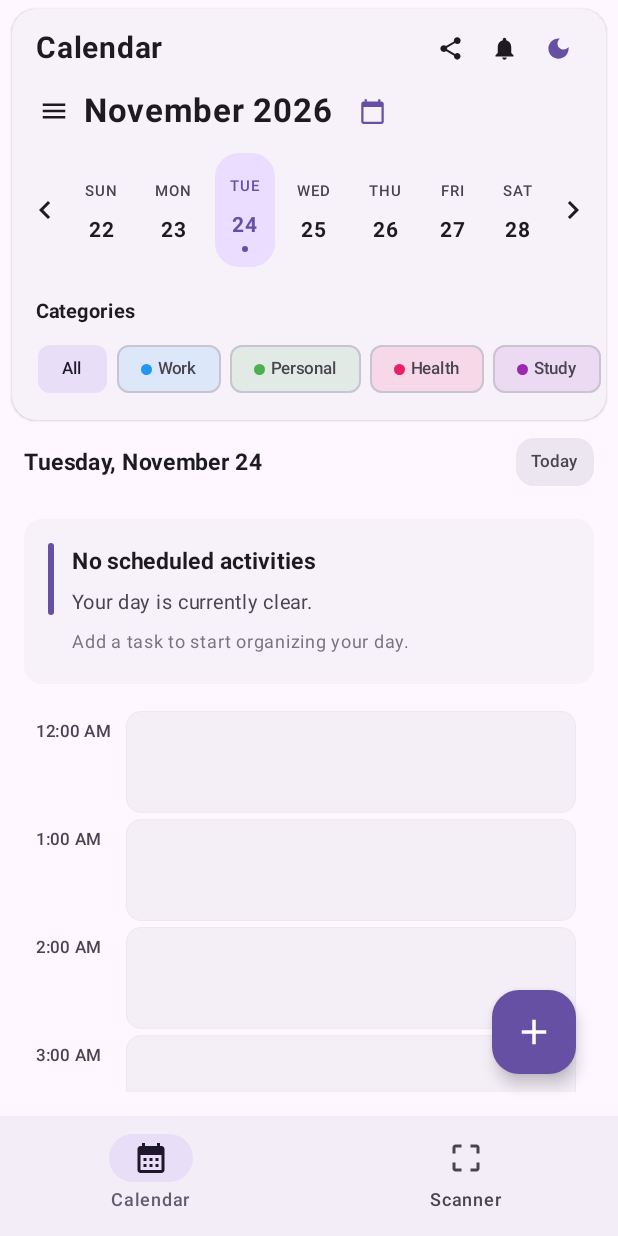
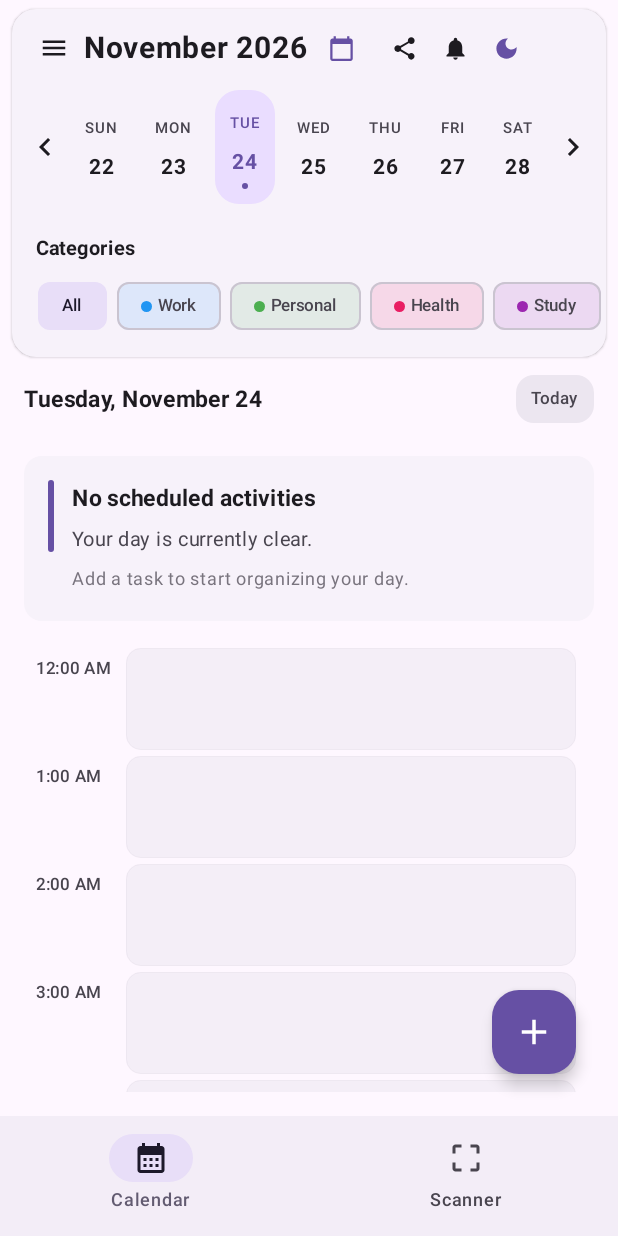
Before and after one commit to SICK-dawg-2003/Time-Scheduler-Test-Version, an Android app built with Jetpack Compose: the screen it shows after launch (MainActivity), on a phone screen of 412 x 824 dp. Run offline under Robolectric (Android 15) with nearby library versions, the phone set to English and light mode, and no system bars; libraries missing offline, so code that uses them is left out: com.google.mlkit.vision.

Commit message:
Remove Calendar Title, Move Share, Notification, Light/Dark Mode button besides Month Title Display

```diff
--- a/app/src/main/java/com/example/time_scheduler/ui/calendar/CalendarHeader.kt
+++ b/app/src/main/java/com/example/time_scheduler/ui/calendar/CalendarHeader.kt
@@ -48,6 +48,7 @@ import androidx.compose.ui.draw.clip
 import androidx.compose.ui.graphics.Color
 import androidx.compose.ui.platform.LocalConfiguration
 import androidx.compose.ui.text.font.FontWeight
+import androidx.compose.ui.text.style.TextOverflow
 import androidx.compose.ui.unit.dp
 import androidx.compose.ui.unit.sp
 import com.example.time_scheduler.data.Category
@@ -95,74 +96,21 @@ fun CalendarHeader(
         Column(
             modifier = Modifier.padding(vertical = if (isLandscape) 6.dp else 10.dp)
         ) {
-            // 1. Top Bar: Calendar Title & Action Icons (Portrait Mode Only)
-            Row(
-                modifier = Modifier
-                    .fillMaxWidth()
-                    .padding(
-                        start = 16.dp,
-                        end = if (isLandscape) 36.dp else 16.dp
-                    ),
-                horizontalArrangement = Arrangement.SpaceBetween,
-                verticalAlignment = Alignment.CenterVertically
-            ) {
-                Text(
-                    text = "Calendar",
-                    fontSize = if (isLandscape) 18.sp else 20.sp,
-                    fontWeight = FontWeight.Bold,
-                    color = MaterialTheme.colorScheme.onSurface
-                )
-
-                // Render Action Icons on Top Right in Portrait Mode ONLY
-                if (!isLandscape) {
-                    Row(
-                        verticalAlignment = Alignment.CenterVertically,
-                        horizontalArrangement = Arrangement.spacedBy(4.dp)
-                    ) {
-                        IconButton(onClick = onShareClick, modifier = Modifier.size(32.dp)) {
-                            Icon(
-                                imageVector = Icons.Default.Share,
-                                contentDescription = "Share Schedule",
-                                tint = MaterialTheme.colorScheme.onSurface,
-                                modifier = Modifier.size(18.dp)
-                            )
-                        }
-                        IconButton(onClick = onNotificationClick, modifier = Modifier.size(32.dp)) {
-                            Icon(
-                                imageVector = Icons.Default.Notifications,
-                                contentDescription = "Notifications",
-                                tint = MaterialTheme.colorScheme.onSurface,
-                                modifier = Modifier.size(18.dp)
-                            )
-                        }
-                        IconButton(onClick = onToggleDarkMode, modifier = Modifier.size(32.dp)) {
-                            Icon(
-                                imageVector = if (isDarkMode) Icons.Default.LightMode else Icons.Default.DarkMode,
-                                contentDescription = "Toggle Dark Mode",
-                                tint = MaterialTheme.colorScheme.primary,
-                                modifier = Modifier.size(18.dp)
-                            )
-                        }
-                    }
-                }
-            }
-
-            Spacer(modifier = Modifier.height(if (isLandscape) 4.dp else 10.dp))
-
-            // 2. Month Navigation Row: [🍔 Hamburger Icon] [November 2026] [📅 Calendar Today Button]
+            // 1. Month Navigation Row: [☰] [November 2026] [📅] [Indent] [Share] [Notifications] [Dark/Light Mode]
             Row(
                 modifier = Modifier
                     .fillMaxWidth()
                     .padding(
                         start = 12.dp,
-                        end = if (isLandscape) 36.dp else 16.dp
+                        end = if (isLandscape) 16.dp else 12.dp
                     ),
-                horizontalArrangement = Arrangement.SpaceBetween,
+                horizontalArrangement = Arrangement.Start,
                 verticalAlignment = Alignment.CenterVertically
             ) {
-                // Hamburger Menu Icon + Month Header (Opens Month/Year Picker) + Calendar Today Icon
+                // Hamburger Menu Icon + Month Header + Today Jump Icon
                 Row(
-                    verticalAlignment = Alignment.CenterVertically
+                    verticalAlignment = Alignment.CenterVertically,
+                    modifier = Modifier.weight(1f, fill = false)
                 ) {
                     IconButton(
                         onClick = onOpenDrawer,
@@ -180,16 +128,18 @@ fun CalendarHeader(
 
                     Text(
                         text = selectedDate.format(DateTimeFormatter.ofPattern("MMMM yyyy")),
-                        fontSize = if (isLandscape) 18.sp else 22.sp,
+                        fontSize = if (isLandscape) 18.sp else 20.sp,
                         fontWeight = FontWeight.Bold,
                         color = MaterialTheme.colorScheme.onSurface,
+                        maxLines = 1,
+                        overflow = TextOverflow.Ellipsis,
                         modifier = Modifier
                             .clip(RoundedCornerShape(6.dp))
                             .clickable { isMonthPickerOpen = true }
                             .padding(end = 4.dp)
                     )
 
-                    Spacer(modifier = Modifier.width(8.dp))
+                    Spacer(modifier = Modifier.width(4.dp))
 
                     IconButton(
                         onClick = { onDateSelected(LocalDate.now()) },
@@ -204,8 +154,43 @@ fun CalendarHeader(
                     }
                 }
 
-                // Month-mode navigation arrows (if Weekday strip is hidden in MONTH view)
+                // Adjust this width to change the indent beside the calendar icon
+                Spacer(modifier = Modifier.width(12.dp))
+
+                // Action Icons placed directly beside the Calendar Today icon (Portrait & Landscape)
+                Row(
+                    verticalAlignment = Alignment.CenterVertically,
+                    horizontalArrangement = Arrangement.spacedBy(2.dp)
+                ) {
+                    IconButton(onClick = onShareClick, modifier = Modifier.size(32.dp)) {
+                        Icon(
+                            imageVector = Icons.Default.Share,
+                            contentDescription = "Share Schedule",
+                            tint = MaterialTheme.colorScheme.onSurface,
+                            modifier = Modifier.size(18.dp)
+                        )
+                    }
+                    IconButton(onClick = onNotificationClick, modifier = Modifier.size(32.dp)) {
+                        Icon(
+                            imageVector = Icons.Default.Notifications,
+                            contentDescription = "Notifications",
+                            tint = MaterialTheme.colorScheme.onSurface,
+                            modifier = Modifier.size(18.dp)
+                        )
+                    }
+                    IconButton(onClick = onToggleDarkMode, modifier = Modifier.size(32.dp)) {
+                        Icon(
+                            imageVector = if (isDarkMode) Icons.Default.LightMode else Icons.Default.DarkMode,
+                            contentDescription = "Toggle Dark Mode",
+                            tint = MaterialTheme.colorScheme.primary,
+                            modifier = Modifier.size(18.dp)
+                        )
+                    }
+                }
+
+                // Month-mode navigation arrows pushed to the far right when in MONTH view
                 if (viewMode == CalendarViewMode.MONTH) {
+                    Spacer(modifier = Modifier.weight(1f))
                     Row(verticalAlignment = Alignment.CenterVertically) {
                         IconButton(
                             onClick = { onDateSelected(selectedDate.minusMonths(1)) },
@@ -232,7 +217,7 @@ fun CalendarHeader(
 
             Spacer(modifier = Modifier.height(if (isLandscape) 6.dp else 12.dp))
 
-            // 3. Week Day Selector Strip with Left (<) and Right (>) Navigation Arrows on both sides
+            // 2. Week Day Selector Strip with Left (<) and Right (>) Navigation Arrows on both sides
             if (viewMode == CalendarViewMode.DAY || viewMode == CalendarViewMode.AGENDA) {
                 Row(
                     modifier = Modifier
@@ -331,7 +316,7 @@ fun CalendarHeader(
                 Spacer(modifier = Modifier.height(if (isLandscape) 6.dp else 16.dp))
             }
 
-            // 4. Categories Section & Filter Pills (With Action Icons beside "Other" in Landscape Mode)
+            // 3. Categories Section & Filter Pills
             Column(modifier = Modifier.fillMaxWidth()) {
                 Text(
                     text = "Categories",
@@ -382,42 +367,6 @@ fun CalendarHeader(
                                 containerColor = category.color.copy(alpha = 0.12f)
                             )
                         )
-                    }
-
-                    // In Landscape Mode ONLY: Action Icons placed right beside "Other" category pill!
-                    if (isLandscape) {
-                        item {
-                            Row(
-                                verticalAlignment = Alignment.CenterVertically,
-                                horizontalArrangement = Arrangement.spacedBy(4.dp),
-                                modifier = Modifier.padding(start = 12.dp)
-                            ) {
-                                IconButton(onClick = onShareClick, modifier = Modifier.size(32.dp)) {
-                                    Icon(
-                                        imageVector = Icons.Default.Share,
-                                        contentDescription = "Share Schedule",
-                                        tint = MaterialTheme.colorScheme.onSurface,
-                                        modifier = Modifier.size(18.dp)
-                                    )
-                                }
-                                IconButton(onClick = onNotificationClick, modifier = Modifier.size(32.dp)) {
-                                    Icon(
-                                        imageVector = Icons.Default.Notifications,
-                                        contentDescription = "Notifications",
-                                        tint = MaterialTheme.colorScheme.onSurface,
-                                        modifier = Modifier.size(18.dp)
-                                    )
-                                }
-                                IconButton(onClick = onToggleDarkMode, modifier = Modifier.size(32.dp)) {
-                                    Icon(
-                                        imageVector = if (isDarkMode) Icons.Default.LightMode else Icons.Default.DarkMode,
-                                        contentDescription = "Toggle Dark Mode",
-                                        tint = MaterialTheme.colorScheme.primary,
-                                        modifier = Modifier.size(18.dp)
-                                    )
-                                }
-                            }
-                        }
                     }
                 }
             }
```
